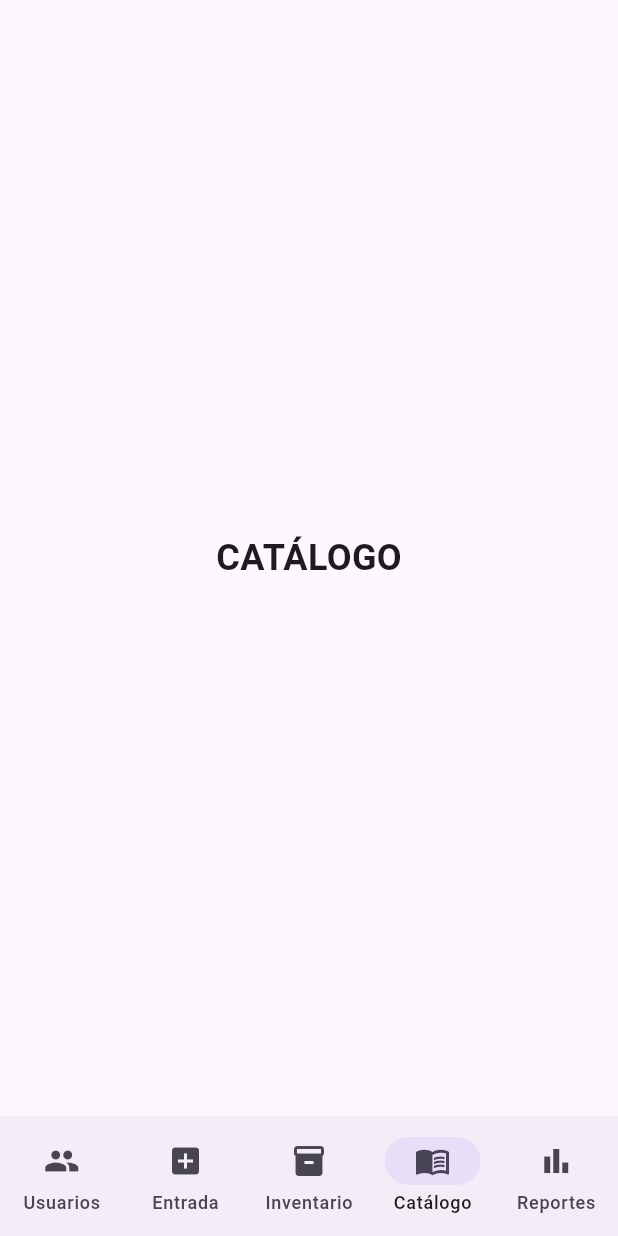
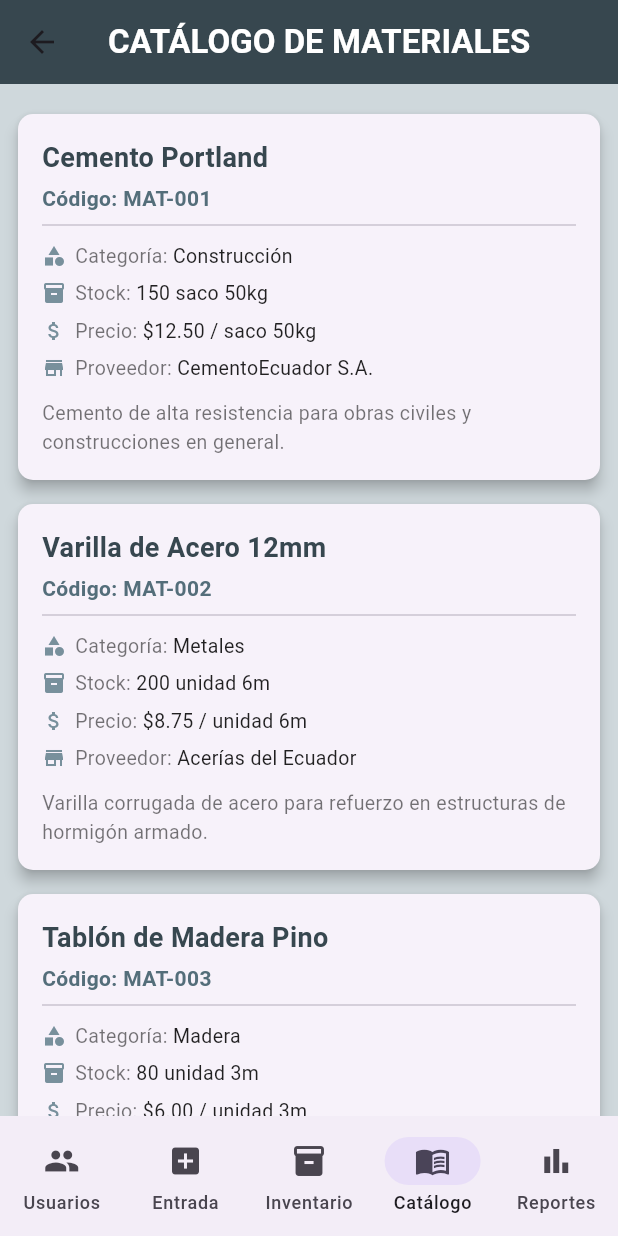
Before and after one commit to JeremySoto1/Gestion-Material, a Flutter app: the PrincipalPage screen opened by its route, item 4 of the bottom bar chosen, on a phone screen of 412 x 824 dp. Run offline on Flutter 3.47's test engine with Material 3 defaults, Android fonts, the light colour scheme and no system bars; network calls fail.

Commit message:
Adición de catálogo y materiales a la app

```diff
--- /dev/null
+++ b/assets/data/materiales.json
@@ -0,0 +1,82 @@
+[
+  {
+    "codigo": "MAT-001",
+    "nombre": "Cemento Portland",
+    "categoria": "Construcción",
+    "precio": 12.50,
+    "stock": 150,
+    "unidad": "saco 50kg",
+    "descripcion": "Cemento de alta resistencia para obras civiles y construcciones en general.",
+    "proveedor": "CementoEcuador S.A."
+  },
+  {
+    "codigo": "MAT-002",
+    "nombre": "Varilla de Acero 12mm",
+    "categoria": "Metales",
+    "precio": 8.75,
+    "stock": 200,
+    "unidad": "unidad 6m",
+    "descripcion": "Varilla corrugada de acero para refuerzo en estructuras de hormigón armado.",
+    "proveedor": "Acerías del Ecuador"
+  },
+  {
+    "codigo": "MAT-003",
+    "nombre": "Tablón de Madera Pino",
+    "categoria": "Madera",
+    "precio": 6.00,
+    "stock": 80,
+    "unidad": "unidad 3m",
+    "descripcion": "Tablón de madera de pino tratado, ideal para encofrados y acabados.",
+    "proveedor": "Maderería Nacional"
+  },
+  {
+    "codigo": "MAT-004",
+    "nombre": "Pintura Látex Blanca",
+    "categoria": "Acabados",
+    "precio": 18.90,
+    "stock": 60,
+    "unidad": "galón",
+    "descripcion": "Pintura látex de primera calidad, lavable y de larga duración para interiores.",
+    "proveedor": "Pinturas Cóndor"
+  },
+  {
+    "codigo": "MAT-005",
+    "nombre": "Tubo PVC 4 pulgadas",
+    "categoria": "Plomería",
+    "precio": 5.20,
+    "stock": 120,
+    "unidad": "tubo 3m",
+    "descripcion": "Tubo de PVC para instalaciones sanitarias y desagüe, presión nominal 6.",
+    "proveedor": "Plastigama"
+  },
+  {
+    "codigo": "MAT-006",
+    "nombre": "Bloque de Hormigón 15x20x40",
+    "categoria": "Construcción",
+    "precio": 0.55,
+    "stock": 3000,
+    "unidad": "unidad",
+    "descripcion": "Bloque estándar de hormigón vibrado para muros de carga y divisiones.",
+    "proveedor": "Bloquera El Constructor"
+  },
+  {
+    "codigo": "MAT-007",
+    "nombre": "Cable Eléctrico THHN 12AWG",
+    "categoria": "Eléctrico",
+    "precio": 0.95,
+    "stock": 500,
+    "unidad": "metro",
+    "descripcion": "Cable de cobre sólido con aislamiento THHN para instalaciones eléctricas residenciales.",
+    "proveedor": "Electrocables Ecuador"
+  },
+  {
+    "codigo": "MAT-008",
+    "nombre": "Cerámica 30x30 cm",
+    "categoria": "Acabados",
+    "precio": 9.80,
+    "stock": 250,
+    "unidad": "caja x 10 piezas",
+    "descripcion": "Cerámica esmaltada para pisos y paredes, resistente al agua y al desgaste.",
+    "proveedor": "Graiman"
+  }
+]
--- /dev/null
+++ b/lib/views/catalogo.dart
@@ -0,0 +1,126 @@
+import 'dart:convert';
+import 'package:flutter/material.dart';
+import 'package:flutter/services.dart';
+
+class CatalogoPage extends StatefulWidget {
+  const CatalogoPage({super.key});
+
+  @override
+  State<CatalogoPage> createState() => _CatalogoPageState();
+}
+
+class _CatalogoPageState extends State<CatalogoPage> {
+  List<dynamic> materiales = [];
+  bool cargando = true;
+
+  @override
+  void initState() {
+    super.initState();
+    _cargarMateriales();
+  }
+
+  Future<void> _cargarMateriales() async {
+    final String jsonString =
+        await rootBundle.loadString('assets/data/materiales.json');
+    final List<dynamic> datos = jsonDecode(jsonString);
+    setState(() {
+      materiales = datos;
+      cargando = false;
+    });
+  }
+
+  @override
+  Widget build(BuildContext context) {
+    return Container(
+      color: const Color(0xFFCFD8DC),
+      child: cargando
+          ? const Center(child: CircularProgressIndicator())
+          : ListView.builder(
+              padding: const EdgeInsets.all(12),
+              itemCount: materiales.length,
+              itemBuilder: (context, index) {
+                final material = materiales[index];
+                return _MaterialCard(material: material);
+              },
+            ),
+    );
+  }
+}
+
+class _MaterialCard extends StatelessWidget {
+  final Map<String, dynamic> material;
+
+  const _MaterialCard({required this.material});
+
+  @override
+  Widget build(BuildContext context) {
+    return Card(
+      margin: const EdgeInsets.symmetric(vertical: 8),
+      elevation: 4,
+      shape: RoundedRectangleBorder(borderRadius: BorderRadius.circular(10)),
+      child: Padding(
+        padding: const EdgeInsets.all(16),
+        child: Column(
+          crossAxisAlignment: CrossAxisAlignment.start,
+          children: [
+            // Nombre — información principal en negrita
+            Text(
+              material['nombre'],
+              textAlign: TextAlign.left,
+              style: const TextStyle(
+                fontSize: 18,
+                fontWeight: FontWeight.bold,
+                color: Color(0xFF37474F),
+              ),
+            ),
+            const SizedBox(height: 4),
+            // Código — información principal en negrita
+            Text(
+              'Código: ${material['codigo']}',
+              textAlign: TextAlign.left,
+              style: const TextStyle(
+                fontSize: 14,
+                fontWeight: FontWeight.bold,
+                color: Color(0xFF546E7A),
+              ),
+            ),
+            const Divider(height: 16),
+            _infoRow(Icons.category, 'Categoría', material['categoria']),
+            _infoRow(Icons.inventory_2, 'Stock',
+                '${material['stock']} ${material['unidad']}'),
+            _infoRow(Icons.attach_money, 'Precio',
+                '\$${material['precio'].toStringAsFixed(2)} / ${material['unidad']}'),
+            _infoRow(Icons.store, 'Proveedor', material['proveedor']),
+            const SizedBox(height: 8),
+            Text(
+              material['descripcion'],
+              style: const TextStyle(fontSize: 13, color: Colors.black54),
+            ),
+          ],
+        ),
+      ),
+    );
+  }
+
+  Widget _infoRow(IconData icon, String label, String value) {
+    return Padding(
+      padding: const EdgeInsets.symmetric(vertical: 3),
+      child: Row(
+        children: [
+          Icon(icon, size: 16, color: const Color(0xFF78909C)),
+          const SizedBox(width: 6),
+          Text(
+            '$label: ',
+            style: const TextStyle(fontSize: 13, color: Colors.black54),
+          ),
+          Expanded(
+            child: Text(
+              value,
+              style: const TextStyle(fontSize: 13, color: Colors.black87),
+            ),
+          ),
+        ],
+      ),
+    );
+  }
+}
--- a/lib/views/principal.dart
+++ b/lib/views/principal.dart
@@ -1,4 +1,5 @@
 import 'package:flutter/material.dart';
+import 'catalogo.dart';
 
 class PrincipalPage extends StatefulWidget {
   const PrincipalPage({super.key});
@@ -32,12 +33,7 @@ class _PrincipalPageState extends State<PrincipalPage> {
       ),
     ),
 
-    const Center(
-      child: Text(
-        "CATÁLOGO",
-        style: TextStyle(fontSize: 24, fontWeight: FontWeight.bold),
-      ),
-    ),
+    const CatalogoPage(),
 
     const Center(
       child: Text(
@@ -47,9 +43,26 @@ class _PrincipalPageState extends State<PrincipalPage> {
     ),
   ];
 
+  static const List<String> _titulos = [
+    'CONTROL DE USUARIO',
+    'ENTRADA DE MATERIAL',
+    'INVENTARIO',
+    'CATÁLOGO DE MATERIALES',
+    'REPORTES',
+  ];
+
   @override
   Widget build(BuildContext context) {
     return Scaffold(
+      backgroundColor: const Color(0xFFCFD8DC),
+      appBar: AppBar(
+        title: Text(
+          _titulos[currentPageIndex],
+          style: const TextStyle(fontWeight: FontWeight.bold, color: Colors.white),
+        ),
+        backgroundColor: const Color(0xFF37474F),
+        centerTitle: true,
+      ),
       body: paginas[currentPageIndex],
 
       bottomNavigationBar: NavigationBar(
--- a/pubspec.yaml
+++ b/pubspec.yaml
@@ -58,6 +58,9 @@ flutter:
   # the material Icons class.
   uses-material-design: true
 
+  assets:
+    - assets/data/materiales.json
+
   # To add assets to your application, add an assets section, like this:
   # assets:
   #   - images/a_dot_burr.jpeg
```
